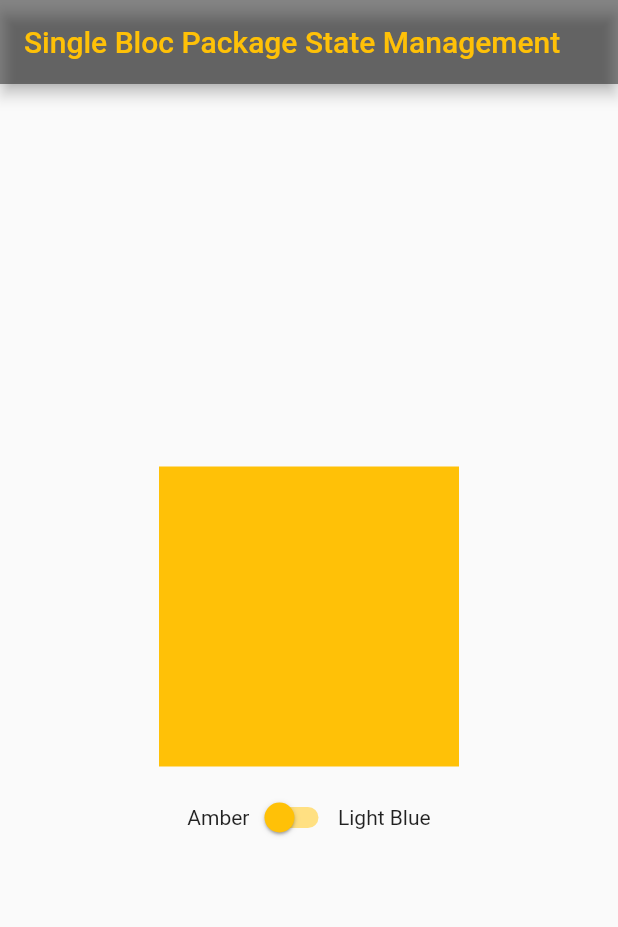
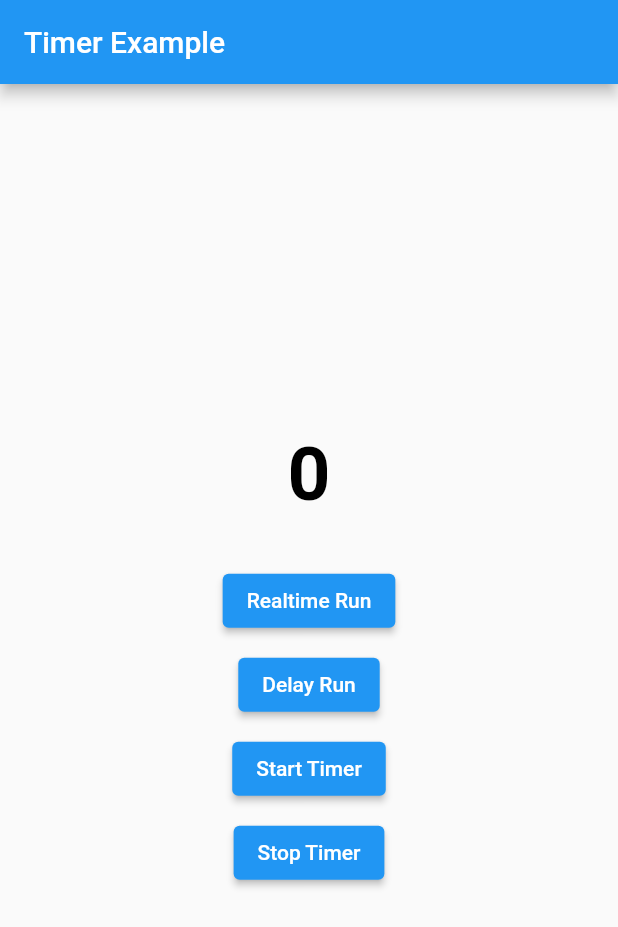
Before and after one commit to andika-andriana/flutter-fundamental, a Flutter app: the screen it shows after launch, on a phone screen of 412 x 824 dp. Shown: the top 927 px of the screen. Run offline on Flutter 3.47's test engine with Material 2 defaults, Android fonts, the phone set to English and light mode, and no system bars; our stand-ins replace audioplayers, flutter_bloc, permission_handler, qr_flutter, shared_preferences; missing offline and left inert: qrscan.

Commit message:
+ Timer Example

```diff
--- a/lib/bloc/color_bloc_package.dart
+++ b/lib/bloc/color_bloc_package.dart
@@ -2,15 +2,15 @@ import 'package:flutter/material.dart';
 import 'package:flutter_bloc/flutter_bloc.dart';
 
 /// Event being processed by [CounterBloc].
-abstract class ColorEvent {}
+abstract class ColorEventPackage {}
 
 /// Notifies bloc to increment state.
-class ColortoAmber extends ColorEvent {}
+class ColortoAmber extends ColorEventPackage {}
 
 /// Notifies bloc to decrement state.
-class ColortoLightBlue extends ColorEvent {}
+class ColortoLightBlue extends ColorEventPackage {}
 
-class ColorBlocPackage extends Bloc<ColorEvent, Color> {
+class ColorBlocPackage extends Bloc<ColorEventPackage, Color> {
   ColorBlocPackage() : super(Colors.amber) {
     on<ColortoAmber>((event, emit) => emit(Colors.amber));
     on<ColortoLightBlue>((event, emit) => emit(Colors.lightBlue));
--- a/lib/main.dart
+++ b/lib/main.dart
@@ -1,6 +1,5 @@
+import 'dart:async';
 import 'package:flutter/material.dart';
-import 'package:flutter_application_1/bloc/color_bloc_package.dart';
-import 'package:flutter_bloc/flutter_bloc.dart';
 
 void main() {
   runApp(const MyApp());
@@ -11,82 +10,89 @@ class MyApp extends StatelessWidget {
 
   @override
   Widget build(BuildContext context) {
-    return const SingleBlocPackageStateManagementPage();
+    return const TimerExample();
   }
 }
 
-/// to avoid error use bellow class at withoud MaterialApp(...) at the top
-class SingleBlocPackageStateManagementPage extends StatelessWidget {
-  const SingleBlocPackageStateManagementPage({super.key});
+class TimerExample extends StatefulWidget {
+  const TimerExample({super.key});
 
   @override
-  Widget build(BuildContext context) {
-    return BlocProvider(
-      create: (context) => ColorBlocPackage(),
-      child: const SingleBlocPackageStateManagement(),
-    );
-  }
+  State<TimerExample> createState() => _TimerExampleState();
 }
 
-class SingleBlocPackageStateManagement extends StatefulWidget {
-  const SingleBlocPackageStateManagement({super.key});
-
-  @override
-  State<SingleBlocPackageStateManagement> createState() =>
-      _SingleBlocPackageStateManagementState();
-}
-
-class _SingleBlocPackageStateManagementState
-    extends State<SingleBlocPackageStateManagement> {
-  bool isActive = false;
+class _TimerExampleState extends State<TimerExample> {
+  int counter = 0;
+  bool isStop = false;
+  bool isBlack = true;
 
   @override
   Widget build(BuildContext context) {
     return MaterialApp(
       home: Scaffold(
         appBar: AppBar(
-          backgroundColor: Colors.black45,
-          title: BlocBuilder<ColorBlocPackage, Color>(
-            builder: (context, state) => Text(
-              "Single Bloc Package State Management",
-              style: TextStyle(color: state),
-            ),
-          ),
+          title: const Text("Timer Example"),
         ),
         body: Center(
           child: Column(
             mainAxisAlignment: MainAxisAlignment.center,
             children: [
-              BlocBuilder<ColorBlocPackage, Color>(
-                builder: (context, state) => Container(
-                  width: 200,
-                  height: 200,
-                  color: state,
-                  margin: const EdgeInsets.only(bottom: 10),
+              Text(
+                counter.toString(),
+                style: TextStyle(
+                  fontSize: 50,
+                  fontWeight: FontWeight.w600,
+                  color: isBlack ? Colors.black : Colors.amber,
                 ),
               ),
-              Row(
-                mainAxisAlignment: MainAxisAlignment.center,
-                children: [
-                  const Text("Amber"),
-                  Switch(
-                      activeColor: Colors.lightBlue,
-                      inactiveTrackColor: Colors.amber[200],
-                      inactiveThumbColor: Colors.amber,
-                      value: isActive,
-                      onChanged: (switchVal) {
-                        (switchVal == true)
-                            ? context
-                                .read<ColorBlocPackage>()
-                                .add(ColortoLightBlue())
-                            : context
-                                .read<ColorBlocPackage>()
-                                .add(ColortoAmber());
-                        setState(() => isActive = switchVal);
-                      }),
-                  const Text("Light Blue"),
-                ],
-              )
+              const SizedBox(height: 30),
+              ElevatedButton(
+                child: const Text("Realtime Run"),
+                onPressed: () {
+                  Timer.run(() {
+                    setState(() {
+                      isBlack = !isBlack;
+                    });
+                  });
+                },
+              ),
+              const SizedBox(height: 8),
+              ElevatedButton(
+                child: const Text("Delay Run"),
+                onPressed: () {
+                  Timer(const Duration(seconds: 5), () {
+                    setState(() {
+                      isBlack = !isBlack;
+                    });
+                  });
+                },
+              ),
+              const SizedBox(height: 8),
+              ElevatedButton(
+                child: const Text("Start Timer"),
+                onPressed: () {
+                  isStop = false;
+                  counter = 0;
+                  Timer.periodic(const Duration(milliseconds: 1), (timer) {
+                    if (isStop) {
+                      timer.cancel();
+                    } else {
+                      setState(() {
+                        counter++;
+                      });
+                    }
+                  });
+                },
+              ),
+              const SizedBox(height: 8),
+              ElevatedButton(
+                child: const Text("Stop Timer"),
+                onPressed: () {
+                  setState(() {
+                    isStop = true;
+                  });
+                },
+              ),
             ],
           ),
         ),
```
Also changed, not shown: lib/example/widgets.dart (+82 -0 lines).
